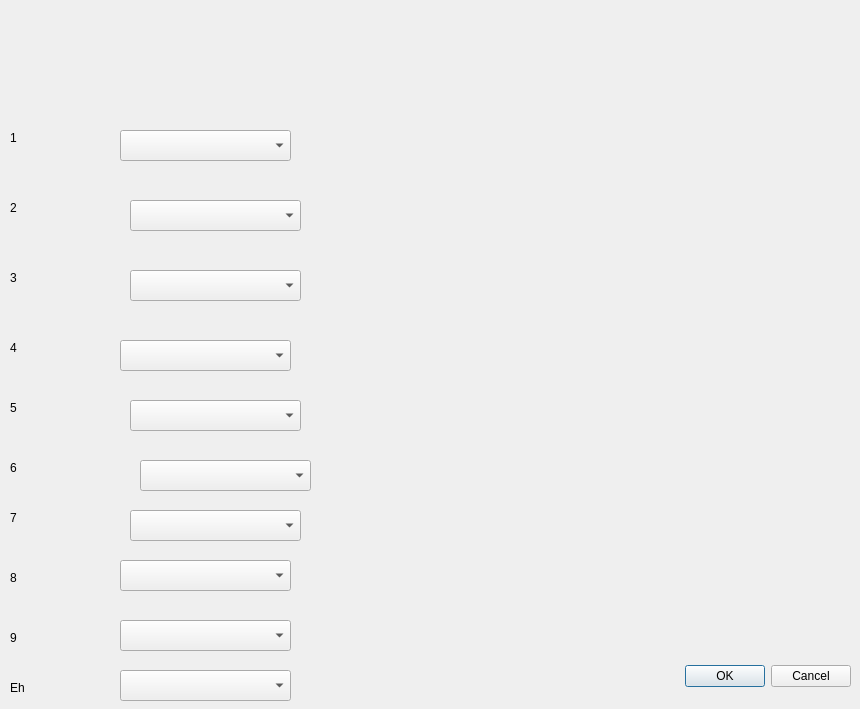
Connnorgallagher/IB_CompSci, file batting order.ui: the form before one commit.
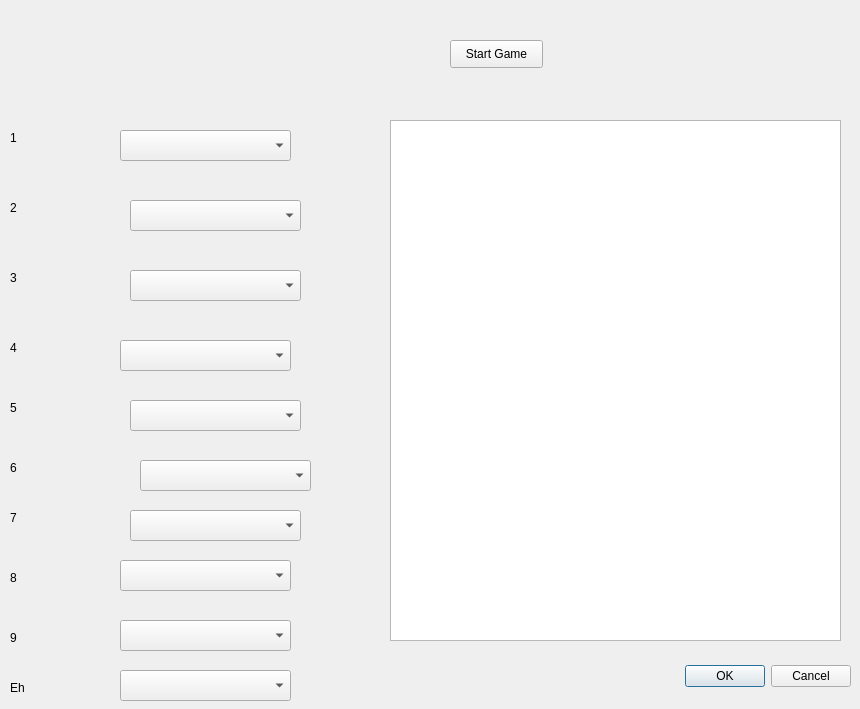
The form after the commit.

Commit message: made a button to start game. copied example to start drawing

The edit to the form file:
```diff
--- a/batting order.ui
+++ b/batting order.ui
@@ -259,6 +259,29 @@
     </rect>
    </property>
   </widget>
+  <widget class="QGraphicsView" name="graphicsView">
+   <property name="geometry">
+    <rect>
+     <x>390</x>
+     <y>120</y>
+     <width>451</width>
+     <height>521</height>
+    </rect>
+   </property>
+  </widget>
+  <widget class="QPushButton" name="start_game">
+   <property name="geometry">
+    <rect>
+     <x>450</x>
+     <y>40</y>
+     <width>93</width>
+     <height>28</height>
+    </rect>
+   </property>
+   <property name="text">
+    <string>Start Game</string>
+   </property>
+  </widget>
  </widget>
  <resources/>
  <connections>
```
The commit also changes 2 other files.
